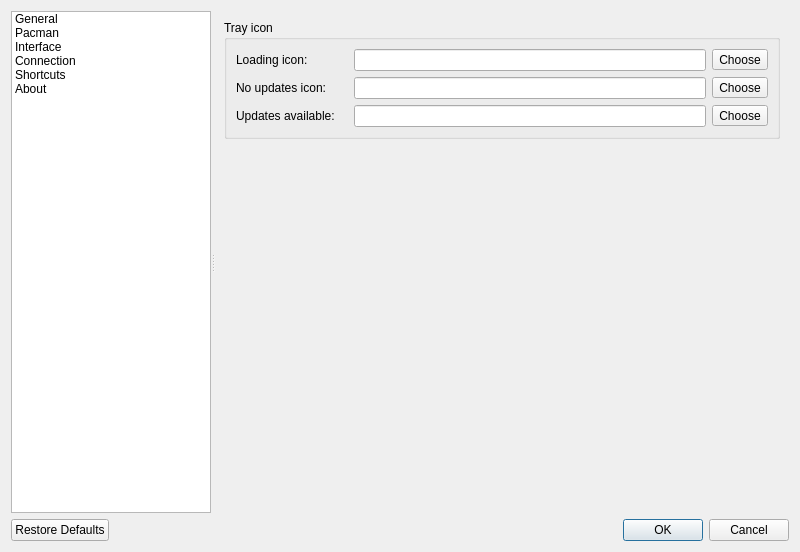
Above: src/settingsdialog.ui from Shatur/orson before the change. Below: the same form after it.
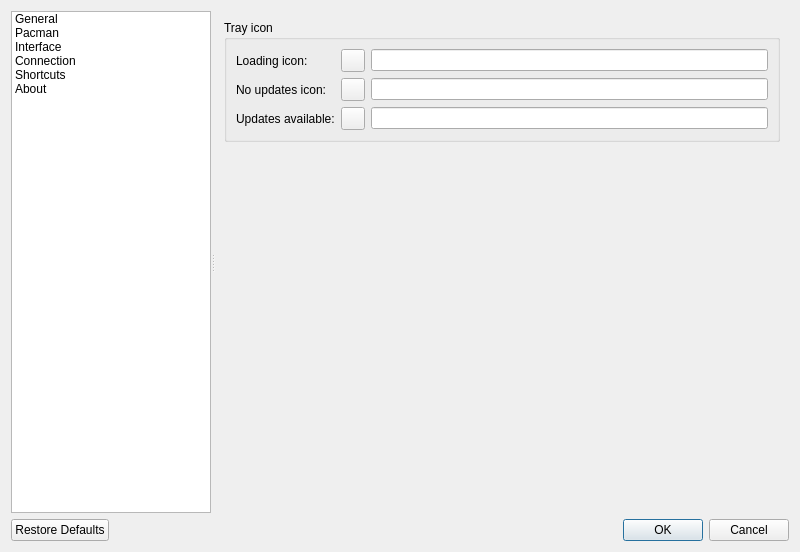
That is the form after the change. The open tabs and pages were chosen to show the change. Icons and pictures are not drawn.

Commit message: Rework tray icon settings * Show notification if the icon selected icon is invalid; * Show preview of system tray icons on buttons; * Refactor code.

Patch:
```diff
--- a/src/settingsdialog.ui
+++ b/src/settingsdialog.ui
@@ -369,36 +369,6 @@
            <string>Tray icon</string>
           </property>
           <layout class="QGridLayout" name="gridLayout_2">
-           <item row="1" column="0">
-            <widget class="QLabel" name="noUpdatesIconLabel">
-             <property name="text">
-              <string>No updates icon:</string>
-             </property>
-            </widget>
-           </item>
-           <item row="5" column="5">
-            <widget class="QToolButton" name="updatesAvailableIconButton">
-             <property name="text">
-              <string>Choose</string>
-             </property>
-             <property name="icon">
-              <iconset theme="folder">
-               <normaloff>.</normaloff>.</iconset>
-             </property>
-            </widget>
-           </item>
-           <item row="1" column="3">
-            <widget class="QLineEdit" name="noUpdatesIconEdit"/>
-           </item>
-           <item row="1" column="2">
-            <widget class="QLabel" name="noUpdatesIconPreviewLabel"/>
-           </item>
-           <item row="5" column="3">
-            <widget class="QLineEdit" name="updatesAvailableIconEdit"/>
-           </item>
-           <item row="5" column="2">
-            <widget class="QLabel" name="updatesAvailableIconPreviewLabel"/>
-           </item>
            <item row="5" column="0">
             <widget class="QLabel" name="updatesAvailableIconLabel">
              <property name="text">
@@ -406,16 +376,8 @@
              </property>
             </widget>
            </item>
-           <item row="1" column="5">
-            <widget class="QToolButton" name="noUpdatesIconButton">
-             <property name="text">
-              <string>Choose</string>
-             </property>
-             <property name="icon">
-              <iconset theme="folder">
-               <normaloff>.</normaloff>.</iconset>
-             </property>
-            </widget>
+           <item row="5" column="2">
+            <widget class="QLineEdit" name="updatesAvailableIconEdit"/>
            </item>
            <item row="0" column="0">
             <widget class="QLabel" name="loadingIconLabel">
@@ -424,20 +386,37 @@
              </property>
             </widget>
            </item>
-           <item row="0" column="3">
-            <widget class="QLineEdit" name="loadingIconEdit"/>
+           <item row="1" column="2">
+            <widget class="QLineEdit" name="noUpdatesIconEdit"/>
+           </item>
+           <item row="1" column="0">
+            <widget class="QLabel" name="noUpdatesIconLabel">
+             <property name="text">
+              <string>No updates icon:</string>
+             </property>
+            </widget>
            </item>
            <item row="0" column="2">
-            <widget class="QLabel" name="loadingIconPreviewLabel"/>
+            <widget class="QLineEdit" name="loadingIconEdit"/>
            </item>
-           <item row="0" column="5">
-            <widget class="QToolButton" name="loadingIconEditButton">
-             <property name="text">
-              <string>Choose</string>
+           <item row="0" column="1">
+            <widget class="QToolButton" name="loadingIconButton">
+             <property name="toolTip">
+              <string>Choose icon</string>
              </property>
-             <property name="icon">
-              <iconset theme="folder">
-               <normaloff>.</normaloff>.</iconset>
+            </widget>
+           </item>
+           <item row="1" column="1">
+            <widget class="QToolButton" name="noUpdatesIconButton">
+             <property name="toolTip">
+              <string>Choose icon</string>
+             </property>
+            </widget>
+           </item>
+           <item row="5" column="1">
+            <widget class="QToolButton" name="updatesAvailableIconButton">
+             <property name="toolTip">
+              <string>Choose icon</string>
              </property>
             </widget>
            </item>
```
The commit also changes 8 other files.
